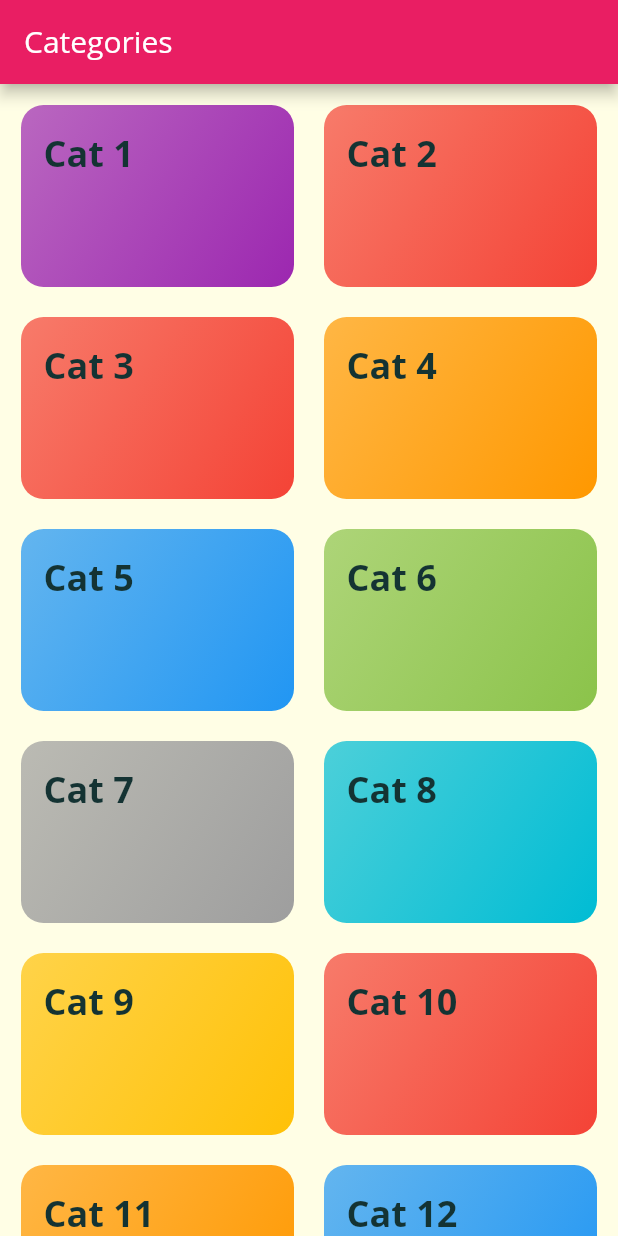
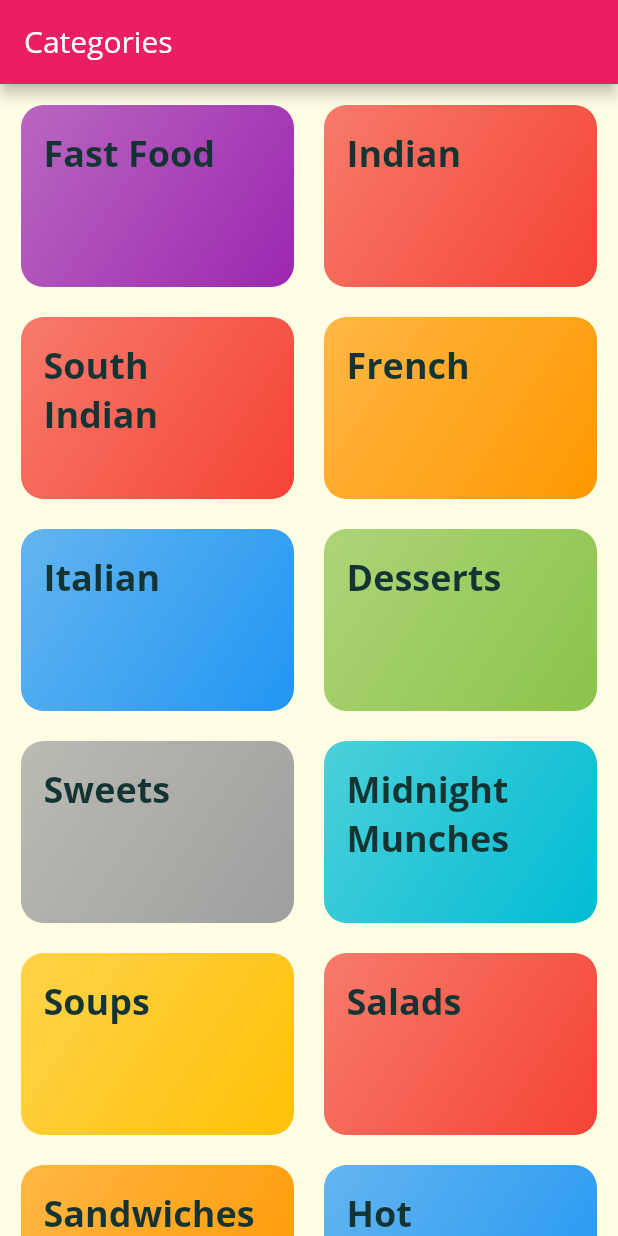
Before and after one commit to crew-guy/food_app, a Flutter app: the screen it shows after launch, on a phone screen of 412 x 824 dp. Run offline on Flutter 3.47's test engine with Material 2 defaults, Android fonts, the phone set to English and light mode, and no system bars.

Commit message:
routes written

```diff
--- a/lib/category_item.dart
+++ b/lib/category_item.dart
@@ -2,13 +2,13 @@ import 'package:flutter/material.dart';
 import 'package:food_app/category_meals_screen.dart';
 
 class CategoryItem extends StatelessWidget {
-  final String? id;
-  final String? title;
+  final String id;
+  final String title;
   final Color? color;
 
   const CategoryItem({
-    this.id,
-    this.title,
+    required this.id,
+    required this.title,
     this.color,
   });
 
@@ -20,8 +20,13 @@ class CategoryItem extends StatelessWidget {
     //     },
     //   ),
     // );
-    Navigator.of(context)
-        .pushNamed('/category-meals', arguments: {'id': id, 'title': title});
+    Navigator.of(context).pushNamed(
+      '/category-meals',
+      arguments: {
+        'id': id,
+        'title': title,
+      },
+    );
   }
 
   @override
@@ -32,7 +37,7 @@ class CategoryItem extends StatelessWidget {
       borderRadius: BorderRadius.circular(15),
       child: Container(
         padding: const EdgeInsets.all(15),
-        child: Text(title!, style: Theme.of(context).textTheme.title),
+        child: Text(title, style: Theme.of(context).textTheme.title),
         decoration: BoxDecoration(
             gradient: LinearGradient(
                 colors: [color!.withOpacity(0.7), color!],
--- a/lib/category_meals_screen.dart
+++ b/lib/category_meals_screen.dart
@@ -13,8 +13,11 @@ class CategoryMealsScreen extends StatelessWidget {
     final categoryTitle = routeArgs['title'];
     final categoryId = routeArgs['id'];
     return Scaffold(
+      appBar: AppBar(
+        title: Text(categoryTitle!),
+      ),
       body: Center(
-        child: Text('Id ${categoryTitle} and Title : ${categoryId}'),
+        child: Text('Id : ${categoryId} | Title = ${categoryTitle}'),
       ),
     );
   }
--- a/lib/dummy_data.dart
+++ b/lib/dummy_data.dart
@@ -4,67 +4,72 @@ import 'package:flutter/material.dart';
 const DUMMY_CATEGORIES = const [
   Category(
     id: '1',
-    title: 'Cat 1',
+    title: 'Fast Food',
     color: Colors.purple,
   ),
   Category(
     id: '2',
-    title: 'Cat 2',
+    title: 'Indian',
     color: Colors.red,
   ),
   Category(
     id: '3',
-    title: 'Cat 3',
+    title: 'South Indian',
     color: Colors.red,
   ),
   Category(
     id: '4',
-    title: 'Cat 4',
+    title: 'French',
     color: Colors.orange,
   ),
   Category(
     id: '5',
-    title: 'Cat 5',
+    title: 'Italian',
     color: Colors.blue,
   ),
   Category(
     id: '6',
-    title: 'Cat 6',
+    title: 'Desserts',
     color: Colors.lightGreen,
   ),
   Category(
     id: '7',
-    title: 'Cat 7',
+    title: 'Sweets',
     color: Colors.grey,
   ),
   Category(
     id: '8',
-    title: 'Cat 8',
+    title: 'Midnight Munches',
     color: Colors.cyan,
   ),
   Category(
     id: '9',
-    title: 'Cat 9',
+    title: 'Soups',
     color: Colors.amber,
   ),
   Category(
     id: '10',
-    title: 'Cat 10',
+    title: 'Salads',
     color: Colors.red,
   ),
   Category(
     id: '11',
-    title: 'Cat 11',
+    title: 'Sandwiches and Burgers',
     color: Colors.orange,
   ),
   Category(
     id: '12',
-    title: 'Cat 12',
+    title: 'Hot Beverages',
     color: Colors.blue,
   ),
   Category(
     id: '13',
-    title: 'Cat 13',
+    title: 'Cold Beverages',
     color: Colors.lightGreen,
   ),
+  Category(
+    id: '13',
+    title: 'Signature Dishes',
+    color: Colors.blueGrey,
+  ),
 ];
```
Also changed, not shown: lib/models/category.dart (+4 -4 lines).
